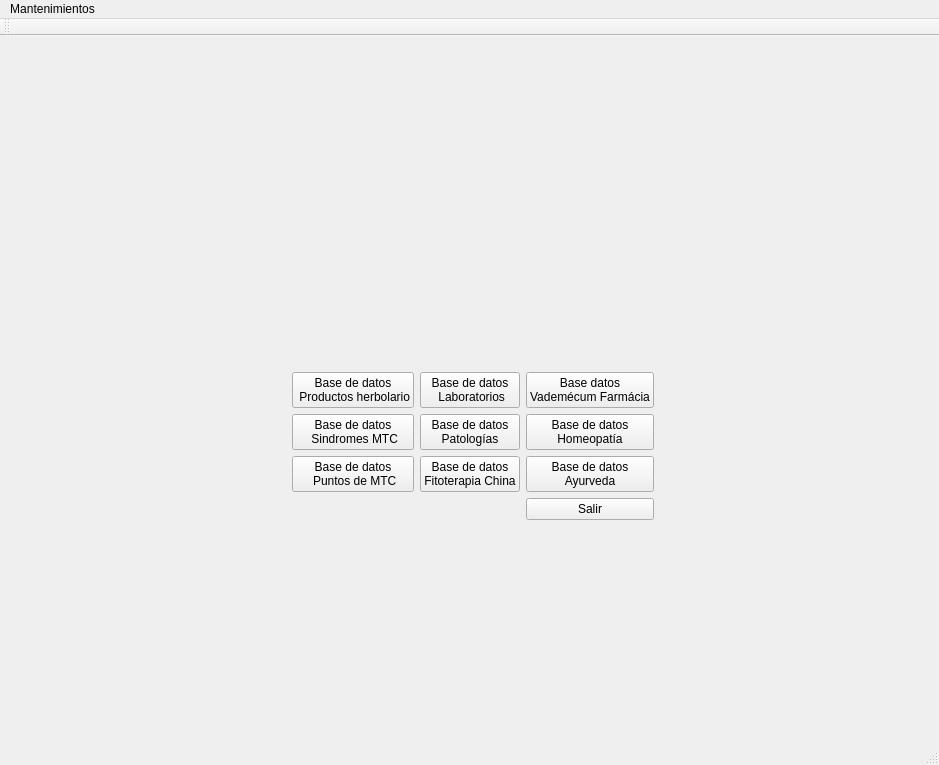
arcnexus/Maya-MediTec, file inicio.ui: the form before one commit.
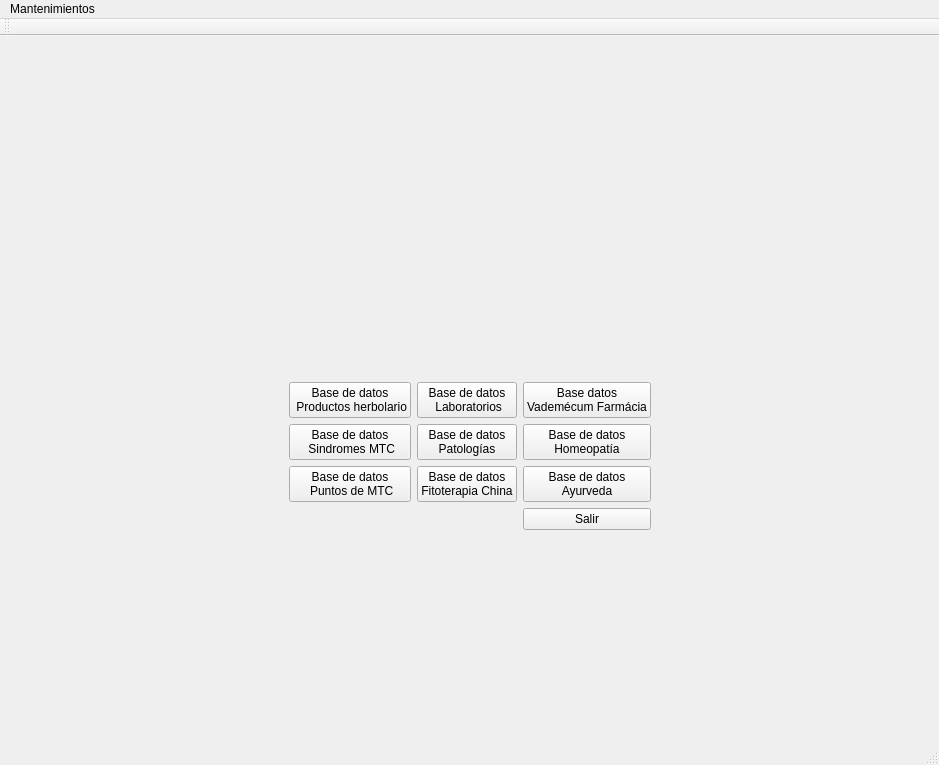
The form after the commit. Icons and pictures are not drawn.

```diff
--- a/inicio.ui
+++ b/inicio.ui
@@ -220,32 +220,6 @@
       </property>
      </spacer>
     </item>
-    <item row="2" column="0" colspan="2">
-     <spacer name="horizontalSpacer">
-      <property name="orientation">
-       <enum>Qt::Horizontal</enum>
-      </property>
-      <property name="sizeHint" stdset="0">
-       <size>
-        <width>251</width>
-        <height>20</height>
-       </size>
-      </property>
-     </spacer>
-    </item>
-    <item row="2" column="3">
-     <spacer name="horizontalSpacer_2">
-      <property name="orientation">
-       <enum>Qt::Horizontal</enum>
-      </property>
-      <property name="sizeHint" stdset="0">
-       <size>
-        <width>317</width>
-        <height>20</height>
-       </size>
-      </property>
-     </spacer>
-    </item>
     <item row="1" column="0">
      <spacer name="horizontalSpacer_3">
       <property name="orientation">
```
